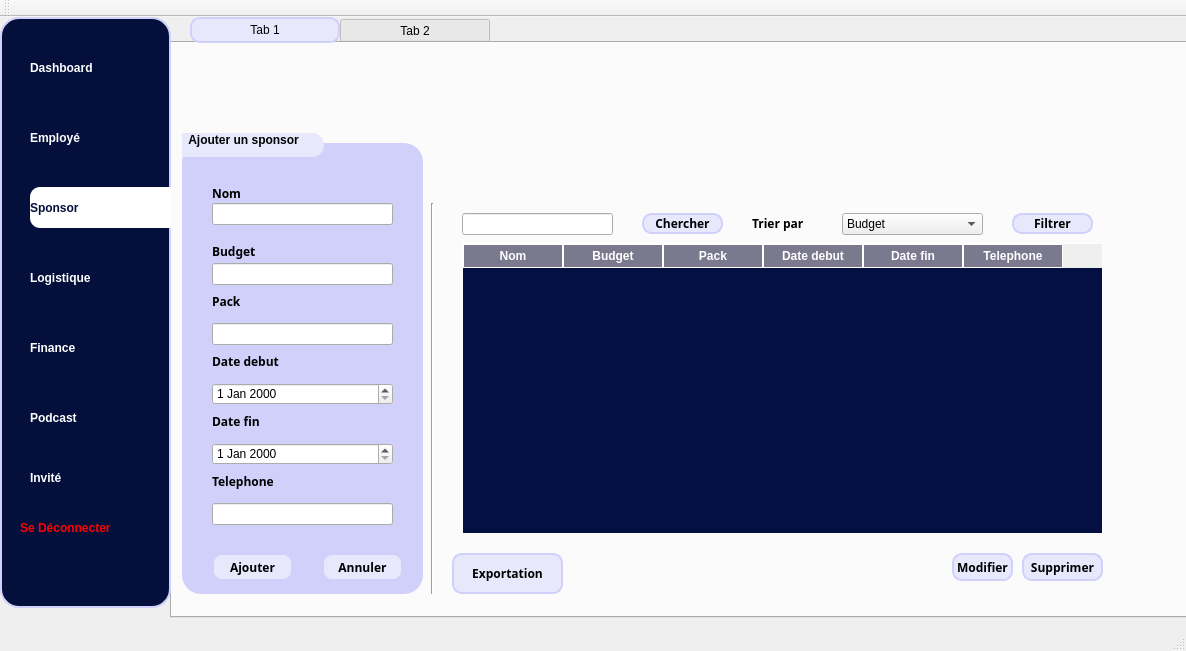
esprit2A4Projet/2a4-smart-tv-channel, file mainwindow.ui: the form before one commit.
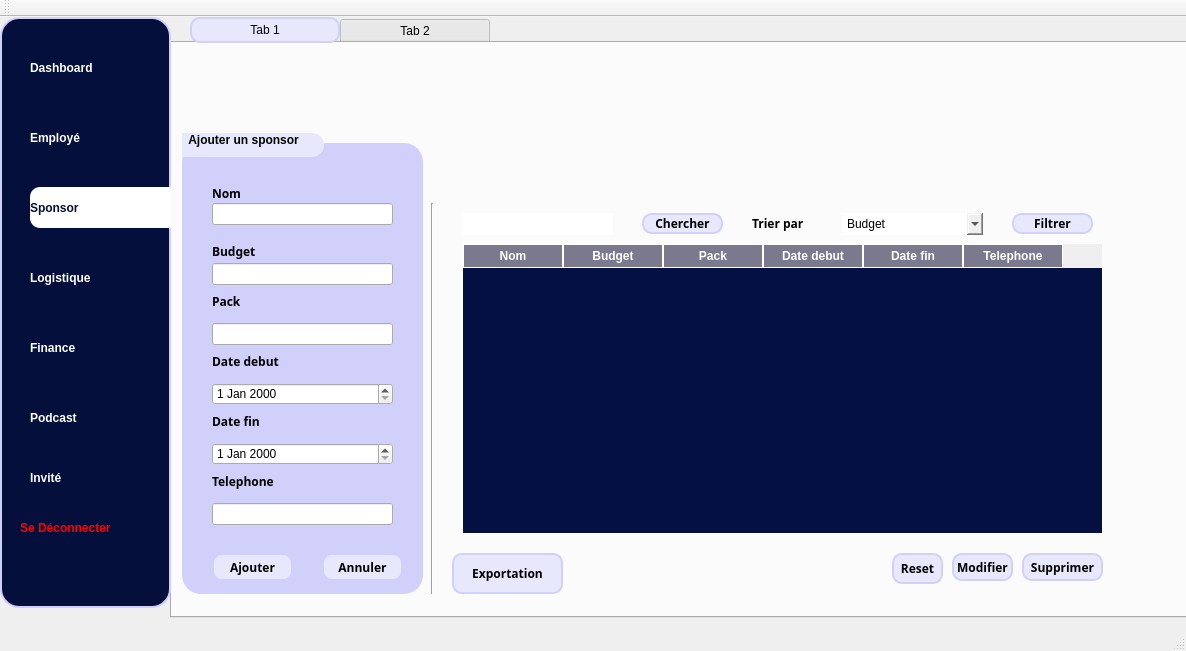
The form after the commit. Icons and pictures are not drawn.

```diff
--- a/mainwindow.ui
+++ b/mainwindow.ui
@@ -63,6 +63,9 @@
         <height>22</height>
        </rect>
       </property>
+      <property name="styleSheet">
+       <string notr="true">border-radius: 19px; </string>
+      </property>
       <item>
        <property name="text">
         <string>Budget</string>
@@ -161,6 +164,9 @@
         <height>22</height>
        </rect>
       </property>
+      <property name="styleSheet">
+       <string notr="true">border-radius: 19px; </string>
+      </property>
      </widget>
      <widget class="QPushButton" name="pushButton_supprimer">
       <property name="geometry">
@@ -777,6 +783,43 @@
        </property>
       </column>
      </widget>
+     <widget class="QPushButton" name="pushButton_reset">
+      <property name="geometry">
+       <rect>
+        <x>720</x>
+        <y>510</y>
+        <width>51</width>
+        <height>31</height>
+       </rect>
+      </property>
+      <property name="font">
+       <font>
+        <family>Space Grotesk</family>
+        <weight>75</weight>
+        <bold>true</bold>
+       </font>
+      </property>
+      <property name="styleSheet">
+       <string notr="true">QLabel {
+    font-family: &quot;Space Grotesk&quot;;
+}
+/* Push Button Styling */
+QPushButton {
+    background-color: #E8E8FD; /* Set the background color for the push button */
+    border: 2px solid #D1D0FB; /* Set the border color */
+    border-radius: 10px; /* Adjust the radius for the rounded corners */
+    color: #000000; /* Set the text color */
+    font-family: &quot;Space Grotesk&quot;;
+
+}
+
+
+</string>
+      </property>
+      <property name="text">
+       <string>Reset</string>
+      </property>
+     </widget>
     </widget>
     <widget class="QWidget" name="tab_2">
      <attribute name="title">
```
Left out of the diff: 11 changed lines with no effect on the pictures.
